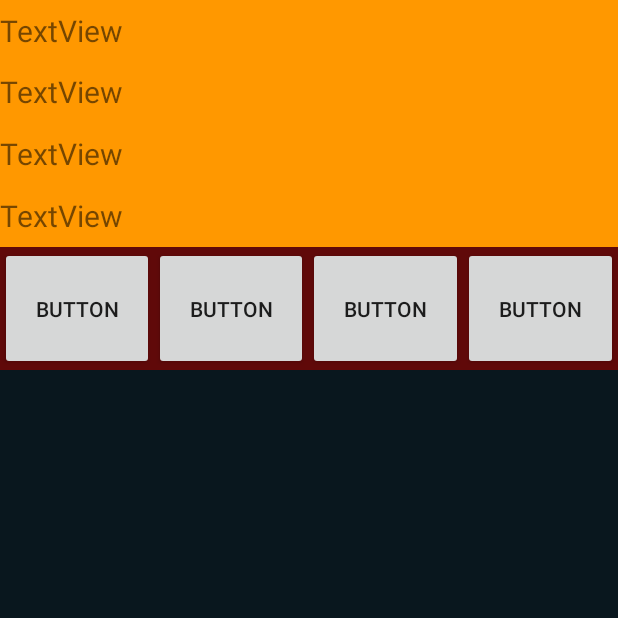
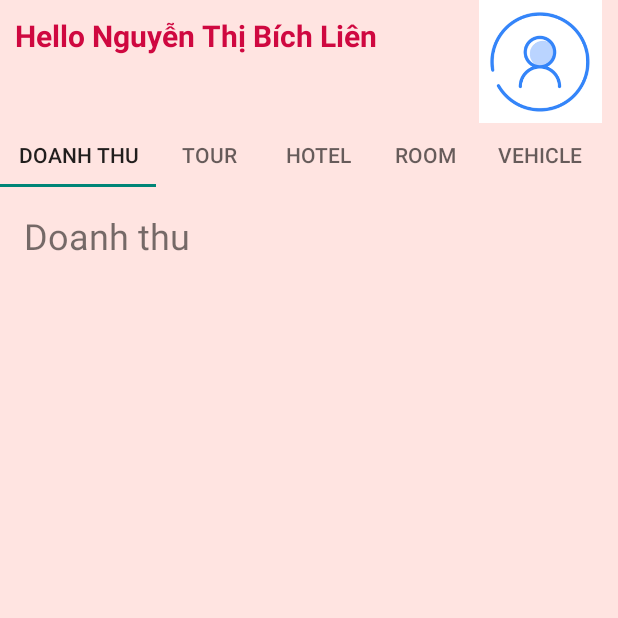
Before and after one commit to duyNguyen8202/Go_Db, an Android app: the StaffActivity screen opened directly, with no data from a screen before it, on a phone screen of 412 x 824 dp, the top half of it. Run offline under Robolectric (Android 15) with nearby library versions, the phone set to English and light mode, and no system bars; 1 statement that could not run was skipped.

Commit message:
update staff

```diff
--- a/app/src/main/java/com/example/ltdd_finalproject/activity/StaffActivity.java
+++ b/app/src/main/java/com/example/ltdd_finalproject/activity/StaffActivity.java
@@ -1,16 +1,72 @@
 package com.example.ltdd_finalproject.activity;
 
+import android.os.Bundle;
+import android.util.Log;
+import android.widget.Toast;
+
 import androidx.appcompat.app.AppCompatActivity;
-
-import android.os.Bundle;
+import androidx.viewpager.widget.ViewPager;
 
 import com.example.ltdd_finalproject.R;
+import com.example.ltdd_finalproject.adapters.StaffPagerAdapter;
+import com.example.ltdd_finalproject.models.Tour;
+import com.example.ltdd_finalproject.retro.API;
+import com.example.ltdd_finalproject.retro.RetrofitClient;
+import com.google.android.material.tabs.TabLayout;
+
+import java.util.List;
+
+import retrofit2.Call;
+import retrofit2.Callback;
+import retrofit2.Response;
 
 public class StaffActivity extends AppCompatActivity {
-
+    TabLayout tabLayout;
+    ViewPager viewPager;
     @Override
     protected void onCreate(Bundle savedInstanceState) {
         super.onCreate(savedInstanceState);
         setContentView(R.layout.activity_staff);
+
+
+        TabLayout tabLayout = findViewById(R.id.tab_layout);
+        ViewPager viewPager = findViewById(R.id.view_pager);
+        StaffPagerAdapter adapter = new StaffPagerAdapter(getSupportFragmentManager());
+        viewPager.setAdapter(adapter);
+        tabLayout.setupWithViewPager(viewPager);
+
+        GetAllTour();
+    }
+
+    private void GetAllTour() {
+        API service = RetrofitClient.getRetrofitLogin().create(API.class);
+        service.getTours().enqueue(new Callback<List<Tour>>() {
+            @Override
+            public void onResponse(Call<List<Tour>> call, Response<List<Tour>> response) {
+                if (response.isSuccessful()) {
+                    List<Tour> tours = response.body();
+                    // Hiển thị danh sách tour lên ViewPager
+                    StaffPagerAdapter adapter = new StaffPagerAdapter(getSupportFragmentManager(), tours);
+                    ViewPager viewPager = findViewById(R.id.view_pager);
+                    viewPager.setAdapter(adapter);
+                    TabLayout tabLayout = findViewById(R.id.tab_layout);
+                    tabLayout.setupWithViewPager(viewPager);
+                } else {
+                    // Xử lý lỗi khi gọi API không thành công
+                    int statusCode = response.code();
+                    if (statusCode == 404) {
+                        Toast.makeText(getApplicationContext(), "Không tìm thấy dữ liệu", Toast.LENGTH_SHORT).show();
+                    } else {
+                        Toast.makeText(getApplicationContext(), "Lỗi " + statusCode + " vui lòng thử lại sau", Toast.LENGTH_SHORT).show();
+                    }
+                }
+            }
+
+            @Override
+            public void onFailure(Call<List<Tour>> call, Throwable t) {
+                // Xử lý lỗi kết nối mạng hoặc lỗi khác
+                Log.d("retrofit_error", t.toString());
+            }
+        });
     }
 }
--- /dev/null
+++ b/app/src/main/java/com/example/ltdd_finalproject/adapters/StaffPagerAdapter.java
@@ -0,0 +1,63 @@
+package com.example.ltdd_finalproject.adapters;
+
+import androidx.fragment.app.Fragment;
+import androidx.fragment.app.FragmentManager;
+import androidx.fragment.app.FragmentPagerAdapter;
+
+import com.example.ltdd_finalproject.fragment.DoanhThuFragment;
+import com.example.ltdd_finalproject.fragment.HotelFragment;
+import com.example.ltdd_finalproject.fragment.PlaceFragment;
+import com.example.ltdd_finalproject.fragment.RoomFragment;
+import com.example.ltdd_finalproject.fragment.TourFragment;
+import com.example.ltdd_finalproject.fragment.VehicleFragment;
+import com.example.ltdd_finalproject.models.Hotel;
+import com.example.ltdd_finalproject.models.Place;
+import com.example.ltdd_finalproject.models.Tour;
+
+import java.util.List;
+
+public class StaffPagerAdapter extends FragmentPagerAdapter {
+
+    private final String[] tabTitles = new String[]{"Doanh thu", "Tour", "Hotel", "Room", "Vehicle", "Place"};
+    private List<Tour> tourList;
+    private List<Hotel> hotelList;
+    private List<Place> placeList;
+
+    public StaffPagerAdapter(FragmentManager fragmentManager) {
+        super(fragmentManager, BEHAVIOR_RESUME_ONLY_CURRENT_FRAGMENT);
+    }
+
+    public StaffPagerAdapter(FragmentManager fragmentManager, List<Tour> tourList) {
+        super(fragmentManager, BEHAVIOR_RESUME_ONLY_CURRENT_FRAGMENT);
+        this.tourList = tourList;
+    }
+    @Override
+    public Fragment getItem(int position) {
+        switch (position) {
+            case 0:
+                return new DoanhThuFragment();
+            case 1:
+                return new TourFragment(tourList);
+            case 2:
+                return new HotelFragment(hotelList);
+            case 3:
+                return new RoomFragment();
+            case 4:
+                return new VehicleFragment();
+            case 5:
+                return new PlaceFragment(placeList);
+            default:
+                return null;
+        }
+    }
+
+    @Override
+    public int getCount() {
+        return tabTitles.length;
+    }
+
+    @Override
+    public CharSequence getPageTitle(int position) {
+        return tabTitles[position];
+    }
+}
--- /dev/null
+++ b/app/src/main/java/com/example/ltdd_finalproject/fragment/DoanhThuFragment.java
@@ -0,0 +1,20 @@
+package com.example.ltdd_finalproject.fragment;
+
+import android.os.Bundle;
+import android.view.LayoutInflater;
+import android.view.View;
+import android.view.ViewGroup;
+
+import androidx.fragment.app.Fragment;
+
+import com.example.ltdd_finalproject.R;
+
+public class DoanhThuFragment extends Fragment {
+
+    @Override
+    public View onCreateView(LayoutInflater inflater, ViewGroup container, Bundle savedInstanceState) {
+        View view = inflater.inflate(R.layout.fragment_doanh_thu, container, false);
+        // Khởi tạo các thành phần giao diện cho fragment này
+        return view;
+    }
+}
--- /dev/null
+++ b/app/src/main/java/com/example/ltdd_finalproject/fragment/TourFragment.java
@@ -0,0 +1,49 @@
+package com.example.ltdd_finalproject.fragment;
+
+import android.os.Bundle;
+import android.view.LayoutInflater;
+import android.view.View;
+import android.view.ViewGroup;
+import android.widget.ImageView;
+import android.widget.TextView;
+
+import androidx.annotation.NonNull;
+import androidx.annotation.Nullable;
+import androidx.appcompat.app.AppCompatActivity;
+import androidx.fragment.app.Fragment;
+import androidx.fragment.app.FragmentManager;
+import androidx.fragment.app.FragmentTransaction;
+import androidx.recyclerview.widget.LinearLayoutManager;
+import androidx.recyclerview.widget.RecyclerView;
+import androidx.viewpager2.widget.ViewPager2;
+
+import com.example.ltdd_finalproject.R;
+import com.example.ltdd_finalproject.adapters.TourAdapter;
+import com.example.ltdd_finalproject.models.Tour;
+
+import java.util.Collections;
+import java.util.List;
+
+public class TourFragment extends Fragment {
+
+    private final List<Tour> tourList;
+    private RecyclerView recyclerView;
+    private TourAdapter adapter;
+
+
+    public TourFragment(List<Tour> tours) {
+        tourList = tours;
+    }
+
+    @Override
+    public View onCreateView(LayoutInflater inflater, ViewGroup container, Bundle savedInstanceState) {
+        View view = inflater.inflate(R.layout.fragment_doanh_thu, container, false);
+        // Thiết lập RecyclerView
+        recyclerView = view.findViewById(R.id.doanh_thu_list);
+        recyclerView.setLayoutManager(new LinearLayoutManager(getActivity()));
+        adapter = new TourAdapter(requireContext(), tourList);
+        recyclerView.setAdapter(adapter);
+        return view;
+    }
+
+}
--- a/app/src/main/java/com/example/ltdd_finalproject/retro/API.java
+++ b/app/src/main/java/com/example/ltdd_finalproject/retro/API.java
@@ -1,9 +1,11 @@
 package com.example.ltdd_finalproject.retro;
 import com.example.ltdd_finalproject.models.Account;
 import com.example.ltdd_finalproject.models.LoginResponse;
+import com.example.ltdd_finalproject.models.Tour;
 //import com.example.ltdd_finalproject.models.RegisterResponse;
 
 import java.sql.Date;
+import java.util.List;
 
 import retrofit2.Call;
 import retrofit2.http.Field;
@@ -29,4 +31,11 @@ public interface API {
 //                                                @Field("gender") boolean gender,
 //                                                @Field("birth_day") Date birthday,
 //                                                @Field("password") String password);
+
+
+    // Staff
+    ///// Đầu tiên xem tour
+    @GET("/admin/tours")
+    Call<List<Tour>> getTours();
+
 }
--- a/app/src/main/java/com/example/ltdd_finalproject/retro/RetrofitClient.java
+++ b/app/src/main/java/com/example/ltdd_finalproject/retro/RetrofitClient.java
@@ -8,7 +8,7 @@ import retrofit2.converter.gson.GsonConverterFactory;
 
 public class RetrofitClient {
     private static Retrofit retrofit;
-    private static final String BASE_URL = "http://192.168.1.132:8080/API_GODB/";
+    private static final String BASE_URL = "http://192.168.1.14:8080/API_GODB/";
 
     public static Retrofit getRetrofitLogin() {
         Gson gson = new GsonBuilder().setLenient().create();
--- a/app/src/main/res/layout/activity_staff.xml
+++ b/app/src/main/res/layout/activity_staff.xml
@@ -4,7 +4,7 @@
     xmlns:tools="http://schemas.android.com/tools"
     android:layout_width="match_parent"
     android:layout_height="match_parent"
-    android:background="#09171E"
+    android:background="@color/pink_background"
     tools:context=".activity.StaffActivity">
 
     <LinearLayout
@@ -20,112 +20,99 @@
         <LinearLayout
             android:layout_width="match_parent"
             android:layout_height="0dp"
-            android:layout_weight="2"
-            android:background="#FF9800"
+            android:layout_weight="1"
             android:orientation="horizontal"
-            android:weightSum="3">
+            android:weightSum="4">
 
             <LinearLayout
                 android:layout_width="0dp"
                 android:layout_height="match_parent"
-                android:layout_weight="2"
+                android:layout_weight="3"
                 android:orientation="vertical"
-                android:weightSum="4">
+                android:weightSum="2">
 
                 <TextView
-                    android:id="@+id/textView6"
+                    android:id="@+id/txt_username"
                     android:layout_width="match_parent"
-                    android:layout_height="wrap_content"
+                    android:layout_height="match_parent"
+                    android:layout_marginLeft="10dp"
+                    android:layout_marginTop="10dp"
                     android:layout_weight="1"
-                    android:gravity="left|center_vertical"
-                    android:text="TextView"
-                    android:textSize="20sp" />
+                    android:text="Hello Nguyễn Thị Bích Liên"
+                    android:textColor="@color/dark_red"
+                    android:textSize="20dp"
+                    android:textStyle="bold" />
 
-                <TextView
-                    android:id="@+id/textView7"
-                    android:layout_width="match_parent"
-                    android:layout_height="wrap_content"
-                    android:layout_weight="1"
-                    android:gravity="left|center_vertical"
-                    android:text="TextView"
-                    android:textSize="20sp" />
-
-                <TextView
-                    android:id="@+id/textView8"
-                    android:layout_width="match_parent"
-                    android:layout_height="wrap_content"
-                    android:layout_weight="1"
-                    android:gravity="left|center_vertical"
-                    android:text="TextView"
-                    android:textSize="20sp" />
-
-                <TextView
-                    android:id="@+id/textView9"
-                    android:layout_width="match_parent"
-                    android:layout_height="wrap_content"
-                    android:layout_weight="1"
-                    android:gravity="left|center_vertical"
-                    android:text="TextView"
-                    android:textSize="20sp" />
             </LinearLayout>
 
-            <LinearLayout
+            <ImageView
+                android:id="@+id/img_profile_main"
                 android:layout_width="0dp"
                 android:layout_height="match_parent"
                 android:layout_weight="1"
-                android:orientation="vertical">
+                android:src="@drawable/user">
 
-                <ImageView
-                    android:id="@+id/imageView3"
-                    android:layout_width="match_parent"
-                    android:layout_height="wrap_content"
-                    tools:srcCompat="@tools:sample/backgrounds/scenic" />
-            </LinearLayout>
+            </ImageView>
 
         </LinearLayout>
+
+<!--        <LinearLayout-->
+<!--            android:layout_width="match_parent"-->
+<!--            android:layout_height="0dp"-->
+<!--            android:layout_weight="1"-->
+<!--            android:orientation="horizontal">-->
+
+<!--            <Button-->
+<!--                android:id="@+id/btnVehicle"-->
+<!--                android:layout_width="wrap_content"-->
+<!--                android:layout_height="match_parent"-->
+<!--                android:layout_weight="1"-->
+<!--                android:text="Vehicles" />-->
+
+<!--            <Button-->
+<!--                android:id="@+id/btnHotel"-->
+<!--                android:layout_width="wrap_content"-->
+<!--                android:layout_height="match_parent"-->
+<!--                android:layout_weight="1"-->
+<!--                android:text="Hotels" />-->
+
+<!--            <Button-->
+<!--                android:id="@+id/btnTour"-->
+<!--                android:layout_width="wrap_content"-->
+<!--                android:layout_height="match_parent"-->
+<!--                android:layout_weight="1"-->
+<!--                android:text="Tours" />-->
+
+<!--            <Button-->
+<!--                android:id="@+id/button5"-->
+<!--                android:layout_width="wrap_content"-->
+<!--                android:layout_height="match_parent"-->
+<!--                android:layout_weight="1"-->
+<!--                android:text="Tour" />-->
+<!--        </LinearLayout>-->
 
         <LinearLayout
             android:layout_width="match_parent"
             android:layout_height="0dp"
-            android:layout_weight="1"
-            android:background="#600909"
-            android:orientation="horizontal">
+            android:layout_weight="8"
+            android:orientation="vertical"
+            android:weightSum="9">
+            <com.google.android.material.tabs.TabLayout
+                android:id="@+id/tab_layout"
+                android:layout_width="match_parent"
+                android:layout_height="wrap_content"
+                app:tabMode="scrollable"
+                app:tabGravity="center"
+                android:layout_weight="1"/>
 
-            <Button
-                android:id="@+id/button2"
-                android:layout_width="wrap_content"
+            <androidx.viewpager.widget.ViewPager
+                android:id="@+id/view_pager"
+                android:layout_width="match_parent"
                 android:layout_height="match_parent"
-                android:layout_weight="1"
-                android:text="Button" />
-
-            <Button
-                android:id="@+id/button3"
-                android:layout_width="wrap_content"
-                android:layout_height="match_parent"
-                android:layout_weight="1"
-                android:text="Button" />
-
-            <Button
-                android:id="@+id/button4"
-                android:layout_width="wrap_content"
-                android:layout_height="match_parent"
-                android:layout_weight="1"
-                android:text="Button" />
-
-            <Button
-                android:id="@+id/button5"
-                android:layout_width="wrap_content"
-                android:layout_height="match_parent"
-                android:layout_weight="1"
-                android:text="Button" />
+                android:layout_weight="8"/>
         </LinearLayout>
 
-        <androidx.constraintlayout.widget.ConstraintLayout
-            android:layout_width="match_parent"
-            android:layout_height="0dp"
-            android:layout_weight="7">
 
-        </androidx.constraintlayout.widget.ConstraintLayout>
 
     </LinearLayout>
 </androidx.constraintlayout.widget.ConstraintLayout>
--- /dev/null
+++ b/app/src/main/res/layout/fragment_doanh_thu.xml
@@ -0,0 +1,19 @@
+<LinearLayout xmlns:android="http://schemas.android.com/apk/res/android"
+    android:layout_width="match_parent"
+    android:layout_height="match_parent"
+    android:orientation="vertical">
+
+    <TextView
+        android:text="Doanh thu"
+        android:textSize="24sp"
+        android:layout_width="match_parent"
+        android:layout_height="wrap_content"
+        android:padding="16dp"/>
+
+    <androidx.recyclerview.widget.RecyclerView
+        android:id="@+id/doanh_thu_list"
+        android:layout_width="match_parent"
+        android:layout_height="0dp"
+        android:layout_weight="1"/>
+
+</LinearLayout>
--- a/app/src/main/res/values/colors.xml
+++ b/app/src/main/res/values/colors.xml
@@ -7,4 +7,10 @@
     <color name="teal_700">#FF018786</color>
     <color name="black">#FF000000</color>
     <color name="white">#FFFFFFFF</color>
+    <color name="orange_text">#FF7F50</color>
+    <color name="blue_text_login">#3B608C</color>
+    <color name="pink_background">#FFE4E1</color>
+    <color name="red">#FF0000</color>
+    <color name="dark_red">#CF0840</color>
+    <color name="pink_2">#FFB6C1</color>
 </resources>
```
Also changed, not shown: app/src/main/java/com/example/ltdd_finalproject/fragment/HotelFragment.java (added, +41 -0 lines), app/src/main/java/com/example/ltdd_finalproject/fragment/PlaceFragment.java (added, +50 -0 lines), app/src/main/java/com/example/ltdd_finalproject/fragment/RoomFragment.java (added, +20 -0 lines), app/src/main/java/com/example/ltdd_finalproject/fragment/VehicleFragment.java (added, +20 -0 lines), app/src/main/res/drawable/button_connect_template.xml (added, +13 -0 lines), app/src/main/res/layout/activity_profile.xml (added, +162 -0 lines), app/src/main/res/drawable/avatar.jpg (added), app/src/main/res/drawable/user.png (added), 1 other file.
